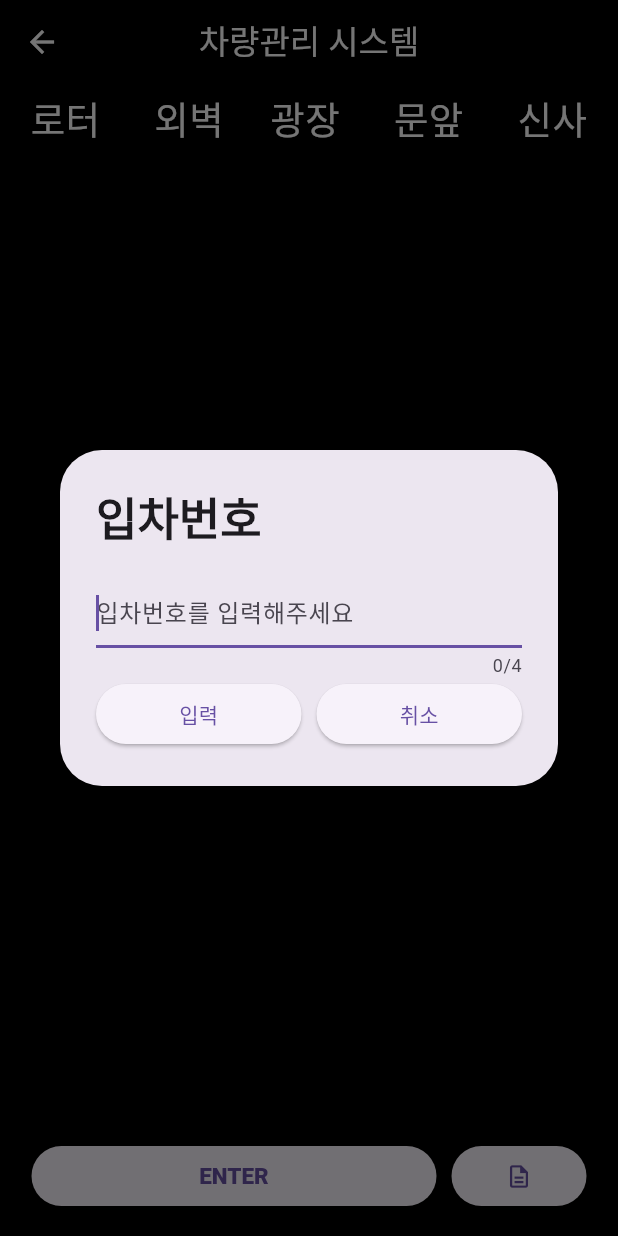
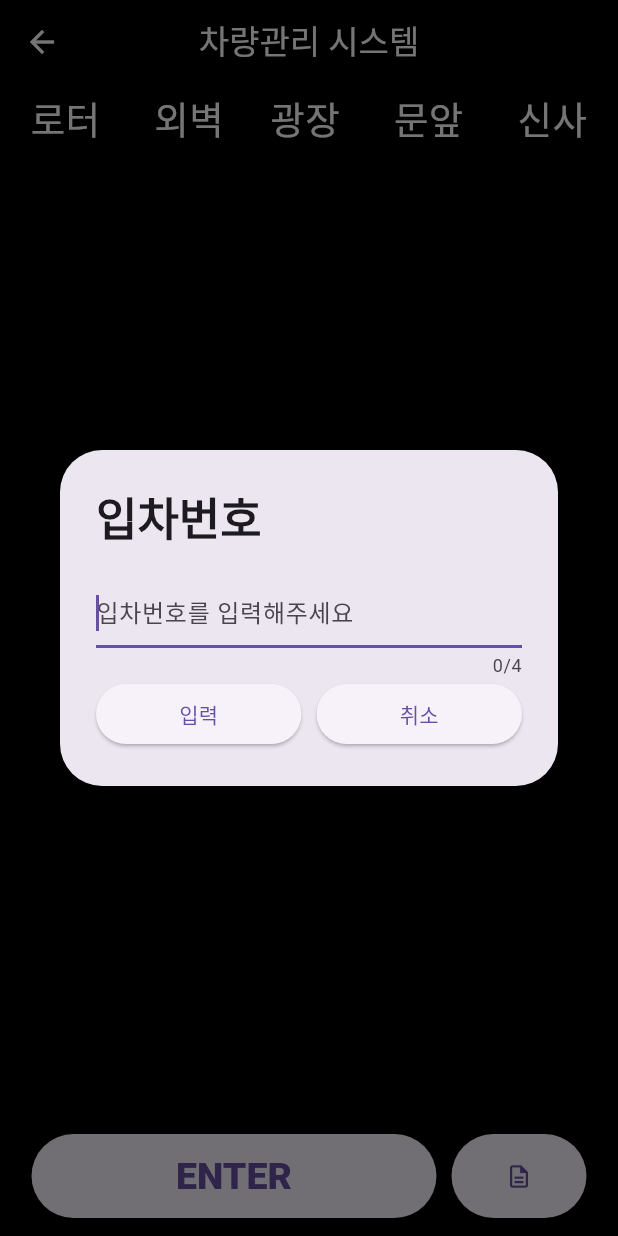
Before and after one commit to hokkihiroo/husky-team, a Flutter app: the Team1View screen opened directly with empty values, after a tap on "ENTER", on a phone screen of 412 x 824 dp. Run offline on Flutter 3.47's test engine with Material 3 defaults, Android fonts, the phone set to English and light mode, and no system bars; our stand-ins replace cloud_firestore, firebase_auth, firebase_core, firebase_messaging, flutter_local_notifications, googleapis_auth and 2 more; missing offline and left inert: telephony; accounts and stored records are empty.

Commit message:
06/05/start

```diff
--- a/lib/2car_management_system/team1/team1_view.dart
+++ b/lib/2car_management_system/team1/team1_view.dart
@@ -87,9 +87,11 @@ class _Team1ViewState extends State<Team1View> {
           ),
           Expanded(
             flex: 3,
+            child: SizedBox(
+              height: 100,
               child: ElevatedButton(
                 style: ElevatedButton.styleFrom(
-                textStyle: TextStyle(fontWeight: FontWeight.w800, fontSize: 15),
+                  textStyle: TextStyle(fontWeight: FontWeight.w800, fontSize: 25),
                 ),
                 onPressed: () {
                   CarListAdress = CARLIST + formatTodayDate();
@@ -187,11 +189,14 @@ class _Team1ViewState extends State<Team1View> {
                 child: Text('ENTER'),
               ),
             ),
+          ),
           SizedBox(
             width: 10,
           ),
           Expanded(
             flex: 1,
+            child: SizedBox(
+              height: 100,
               child: ElevatedButton(
                 style: ElevatedButton.styleFrom(
                   textStyle: TextStyle(fontWeight: FontWeight.w800, fontSize: 15),
@@ -206,6 +211,7 @@ class _Team1ViewState extends State<Team1View> {
                 },
                 child: Icon(
                   Icons.description_outlined,
+                ),
               ),
             ),
           ),
```
Also changed, not shown: lib/5mypage/management/manegement/3manageGongji.dart (+6 -1 lines). Lines whose indentation alone changed are shown as unchanged.
